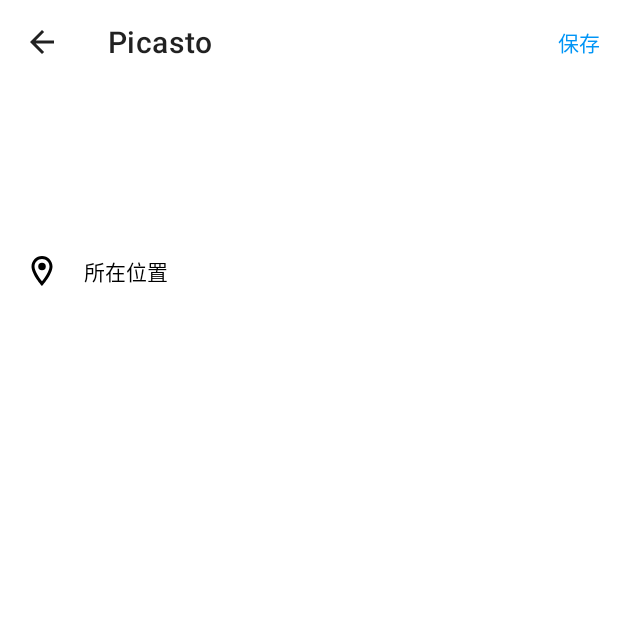
After one commit to rainius/Picasto2, an Android app: the PostComposeActivity screen opened directly, with no data from a screen before it, on a phone screen of 412 x 824 dp, the top half of it. The commit adds this screen. Run offline under Robolectric (Android 15) with nearby library versions, the phone set to English and light mode, and no system bars.

Commit message:
Post compose activity

```diff
--- a/app/src/main/AndroidManifest.xml
+++ b/app/src/main/AndroidManifest.xml
@@ -1,41 +1,43 @@
 <?xml version="1.0" encoding="utf-8"?>
 <manifest xmlns:android="http://schemas.android.com/apk/res/android"
     package="com.dmtech.app.pcst">
-
     <!-- 引用互联网权限 -->
-    <uses-permission android:name="android.permission.INTERNET"/>
+    <uses-permission android:name="android.permission.INTERNET" />
 
     <application
         android:allowBackup="true"
         android:icon="@mipmap/ic_launcher"
         android:label="@string/app_name"
-        android:usesCleartextTraffic="true"
         android:roundIcon="@mipmap/ic_launcher_round"
         android:supportsRtl="true"
-        android:theme="@style/Theme.Picsto">
+        android:theme="@style/Theme.Picsto"
+        android:usesCleartextTraffic="true">
+        <activity
+            android:name=".PostComposeActivity"
+            android:exported="false" />
         <activity
             android:name=".RegisterActivity"
-            android:label="注册"
-            android:exported="false" />
+            android:exported="false"
+            android:label="注册" />
         <activity
             android:name=".LoginActivity"
             android:exported="true">
-<!--            <intent-filter>-->
-<!--                <action android:name="android.intent.action.MAIN" />-->
 
-<!--                <category android:name="android.intent.category.LAUNCHER" />-->
-<!--            </intent-filter>-->
+            <!-- <intent-filter> -->
+            <!-- <action android:name="android.intent.action.MAIN" /> -->
+
+
+            <!-- <category android:name="android.intent.category.LAUNCHER" /> -->
+            <!-- </intent-filter> -->
         </activity>
         <activity
             android:name=".MainActivity"
             android:exported="true">
-
             <intent-filter>
                 <action android:name="android.intent.action.MAIN" />
 
                 <category android:name="android.intent.category.LAUNCHER" />
             </intent-filter>
-
         </activity>
     </application>
 
--- a/app/src/main/java/com/dmtech/app/pcst/MainActivity.java
+++ b/app/src/main/java/com/dmtech/app/pcst/MainActivity.java
@@ -6,20 +6,36 @@
 import androidx.navigation.fragment.NavHostFragment;
 import androidx.navigation.ui.NavigationUI;
 
+import android.content.Intent;
 import android.graphics.Typeface;
 import android.os.Bundle;
+import android.util.Log;
+import android.view.View;
 import android.widget.TextView;
 
+import com.dmtech.app.pcst.databinding.ActivityMainBinding;
 import com.dmtech.app.pcst.util.TypefaceUtil;
 import com.google.android.material.bottomnavigation.BottomNavigationView;
 
 public class MainActivity extends AppCompatActivity {
 
+    private ActivityMainBinding mBinding;
+
     @Override
     protected void onCreate(Bundle savedInstanceState) {
         super.onCreate(savedInstanceState);
-        setContentView(R.layout.activity_main);
+//        setContentView(R.layout.activity_main);
+        mBinding = ActivityMainBinding.inflate(getLayoutInflater());
+        setContentView(mBinding.getRoot());
 
+        //点击发帖按钮
+        mBinding.ivAddPost.setOnClickListener(new View.OnClickListener() {
+            @Override
+            public void onClick(View v) {
+                Log.d("Picasto", "Click to add a post.");
+                Intent intent = new Intent(MainActivity.this, PostComposeActivity.class);
+            }
+        });
         //获取导航宿主Fragment
         NavHostFragment navHostFragment =
                 (NavHostFragment) getSupportFragmentManager()
--- /dev/null
+++ b/app/src/main/java/com/dmtech/app/pcst/PostComposeActivity.java
@@ -0,0 +1,45 @@
+package com.dmtech.app.pcst;
+
+import androidx.annotation.NonNull;
+import androidx.appcompat.app.AppCompatActivity;
+
+import android.os.Bundle;
+import android.view.Menu;
+import android.view.MenuItem;
+
+import com.dmtech.app.pcst.databinding.ActivityPostComposeBinding;
+
+public class PostComposeActivity extends AppCompatActivity {
+
+    private ActivityPostComposeBinding mBinding;
+
+    @Override
+    protected void onCreate(Bundle savedInstanceState) {
+        super.onCreate(savedInstanceState);
+        mBinding = ActivityPostComposeBinding.inflate(getLayoutInflater());
+        setContentView(mBinding.getRoot());
+        //把工具栏指定为操作栏
+        setSupportActionBar(mBinding.toolbarCompose);
+        //显示回退按钮
+        getSupportActionBar().setDisplayHomeAsUpEnabled(true);
+        getSupportActionBar().setHomeButtonEnabled(true);
+    }
+
+    @Override
+    public boolean onCreateOptionsMenu(Menu menu) {
+        getMenuInflater().inflate(R.menu.menu_compose, menu);
+        return true;
+    }
+
+    @Override
+    public boolean onOptionsItemSelected(@NonNull MenuItem item) {
+        if (item.getItemId() == android.R.id.home) {
+            onBackPressed();
+            return true;
+        } else if (item.getItemId() == R.id.item_finish) {
+            finish();
+            return true;
+        }
+        return super.onOptionsItemSelected(item);
+    }
+}
--- /dev/null
+++ b/app/src/main/res/drawable/ic_location.xml
@@ -0,0 +1,13 @@
+<vector xmlns:android="http://schemas.android.com/apk/res/android"
+    android:width="24dp"
+    android:height="24dp"
+    android:viewportWidth="24"
+    android:viewportHeight="24"
+    android:tint="@color/black">
+  <path
+      android:fillColor="@android:color/white"
+      android:pathData="M12,2C8.13,2 5,5.13 5,9c0,5.25 7,13 7,13s7,-7.75 7,-13c0,-3.87 -3.13,-7 -7,-7zM7,9c0,-2.76 2.24,-5 5,-5s5,2.24 5,5c0,2.88 -2.88,7.19 -5,9.88C9.92,16.21 7,11.85 7,9z"/>
+  <path
+      android:fillColor="@android:color/white"
+      android:pathData="M12,9m-2.5,0a2.5,2.5 0,1 1,5 0a2.5,2.5 0,1 1,-5 0"/>
+</vector>
--- a/app/src/main/res/layout/activity_main.xml
+++ b/app/src/main/res/layout/activity_main.xml
@@ -29,4 +29,18 @@
         app:layout_constraintStart_toStartOf="parent"
         app:layout_constraintTop_toTopOf="parent" />
 
+    <ImageView
+        android:id="@+id/iv_add_post"
+        android:layout_width="wrap_content"
+        android:layout_height="wrap_content"
+        android:clickable="true"
+        android:elevation="10dp"
+        android:padding="16dp"
+        android:tint="@color/text_primary"
+        app:layout_constraintBottom_toBottomOf="parent"
+        app:layout_constraintEnd_toEndOf="parent"
+        app:layout_constraintStart_toStartOf="@+id/nav_view"
+        app:layout_constraintTop_toTopOf="@+id/nav_view"
+        app:srcCompat="@drawable/ic_post" />
+
 </androidx.constraintlayout.widget.ConstraintLayout>
--- /dev/null
+++ b/app/src/main/res/layout/activity_post_compose.xml
@@ -0,0 +1,68 @@
+<?xml version="1.0" encoding="utf-8"?>
+<androidx.constraintlayout.widget.ConstraintLayout xmlns:android="http://schemas.android.com/apk/res/android"
+    xmlns:app="http://schemas.android.com/apk/res-auto"
+    xmlns:tools="http://schemas.android.com/tools"
+    android:layout_width="match_parent"
+    android:layout_height="match_parent"
+    tools:context=".PostComposeActivity">
+
+    <androidx.appcompat.widget.Toolbar
+        android:id="@+id/toolbar_compose"
+        android:layout_width="0dp"
+        android:layout_height="wrap_content"
+        android:background="?attr/colorPrimary"
+        android:minHeight="?attr/actionBarSize"
+        android:theme="?attr/actionBarTheme"
+        app:layout_constraintEnd_toEndOf="parent"
+        app:layout_constraintStart_toStartOf="parent"
+        app:layout_constraintTop_toTopOf="parent" />
+
+    <EditText
+        android:id="@+id/edit_content"
+        android:layout_width="0dp"
+        android:layout_height="wrap_content"
+        android:layout_marginStart="16dp"
+        android:layout_marginTop="16dp"
+        android:layout_marginEnd="16dp"
+        android:background="@color/white"
+        android:ems="10"
+        android:gravity="start|top"
+        android:inputType="textMultiLine"
+        android:padding="8dp"
+        android:textSize="18sp"
+        app:layout_constraintEnd_toEndOf="parent"
+        app:layout_constraintStart_toStartOf="parent"
+        app:layout_constraintTop_toBottomOf="@+id/toolbar_compose" />
+
+    <androidx.recyclerview.widget.RecyclerView
+        android:id="@+id/rv_selected_images"
+        android:layout_width="0dp"
+        android:layout_height="wrap_content"
+        android:layout_marginStart="16dp"
+        android:layout_marginTop="24dp"
+        android:layout_marginEnd="16dp"
+        app:layout_constraintEnd_toEndOf="parent"
+        app:layout_constraintStart_toStartOf="parent"
+        app:layout_constraintTop_toBottomOf="@+id/edit_content" />
+
+    <ImageView
+        android:id="@+id/imageView"
+        android:layout_width="wrap_content"
+        android:layout_height="wrap_content"
+        android:layout_marginStart="16dp"
+        android:layout_marginTop="32dp"
+        app:layout_constraintStart_toStartOf="parent"
+        app:layout_constraintTop_toBottomOf="@+id/rv_selected_images"
+        app:srcCompat="@drawable/ic_location" />
+
+    <TextView
+        android:id="@+id/tv_location"
+        android:layout_width="wrap_content"
+        android:layout_height="wrap_content"
+        android:layout_marginStart="16dp"
+        android:text="@string/cur_location"
+        android:textColor="@color/text_primary"
+        app:layout_constraintBottom_toBottomOf="@+id/imageView"
+        app:layout_constraintStart_toEndOf="@+id/imageView"
+        app:layout_constraintTop_toTopOf="@+id/imageView" />
+</androidx.constraintlayout.widget.ConstraintLayout>
--- /dev/null
+++ b/app/src/main/res/menu/menu_compose.xml
@@ -0,0 +1,9 @@
+<?xml version="1.0" encoding="utf-8"?>
+<menu xmlns:app="http://schemas.android.com/apk/res-auto"
+    xmlns:android="http://schemas.android.com/apk/res/android">
+
+    <item
+        android:id="@+id/item_finish"
+        android:title="保存"
+        app:showAsAction="always" />
+</menu>
--- a/app/src/main/res/values/strings.xml
+++ b/app/src/main/res/values/strings.xml
@@ -9,4 +9,6 @@
     <string name="username">用户名</string>
     <string name="input_user_pass">输入用户名和密码</string>
     <string name="have_an_account">已经有账户了？</string>
+    <string name="cur_think">此刻的想法</string>
+    <string name="cur_location">所在位置</string>
 </resources>
--- a/app/src/main/res/values/themes.xml
+++ b/app/src/main/res/values/themes.xml
@@ -12,6 +12,7 @@
         <!-- Status bar color. -->
         <item name="android:statusBarColor" tools:targetApi="l">?attr/colorPrimaryVariant</item>
         <!-- Customize your theme here. -->
+        <item name="android:actionMenuTextColor">@color/blue_100</item>
     </style>
 
     <!-- 设置Toolbar标题字体的颜色大小 -->
```
